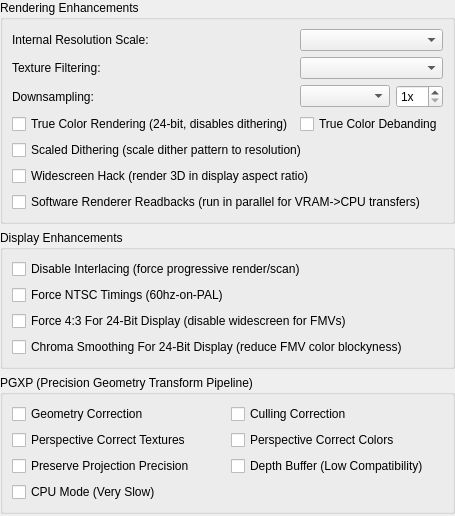
First picture: the form in src/duckstation-qt/enhancementsettingswidget.ui, repository kofxi3584karlayang/duckstation, before the edit.
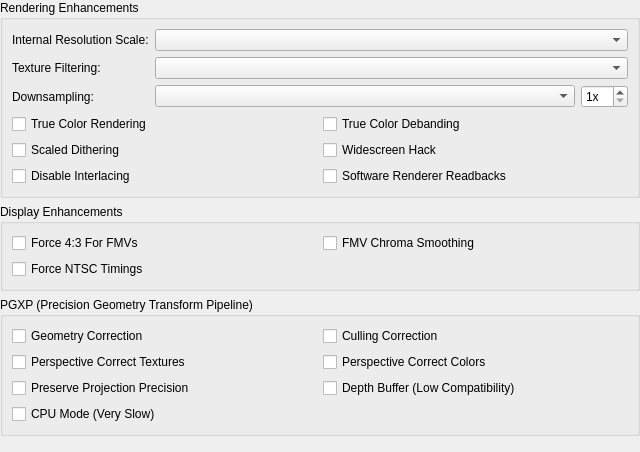
Second picture: the form after the edit.

The edit to the form file:
```diff
--- a/src/duckstation-qt/enhancementsettingswidget.ui
+++ b/src/duckstation-qt/enhancementsettingswidget.ui
@@ -6,8 +6,8 @@
    <rect>
     <x>0</x>
     <y>0</y>
-    <width>448</width>
-    <height>516</height>
+    <width>640</width>
+    <height>452</height>
    </rect>
   </property>
   <layout class="QVBoxLayout" name="verticalLayout_2">
@@ -49,41 +49,6 @@
       <item row="2" column="1">
        <widget class="QComboBox" name="textureFiltering"/>
       </item>
-      <item row="4" column="0">
-       <widget class="QCheckBox" name="trueColor">
-        <property name="text">
-         <string>True Color Rendering (24-bit, disables dithering)</string>
-        </property>
-       </widget>
-      </item>
-      <item row="4" column="1">
-       <widget class="QCheckBox" name="debanding">
-        <property name="text">
-         <string>True Color Debanding</string>
-        </property>
-       </widget>
-      </item>
-      <item row="5" column="0" colspan="2">
-       <widget class="QCheckBox" name="scaledDithering">
-        <property name="text">
-         <string>Scaled Dithering (scale dither pattern to resolution)</string>
-        </property>
-       </widget>
-      </item>
-      <item row="6" column="0" colspan="2">
-       <widget class="QCheckBox" name="widescreenHack">
-        <property name="text">
-         <string>Widescreen Hack (render 3D in display aspect ratio)</string>
-        </property>
-       </widget>
-      </item>
-      <item row="7" column="0" colspan="2">
-       <widget class="QCheckBox" name="useSoftwareRendererForReadbacks">
-        <property name="text">
-         <string>Software Renderer Readbacks (run in parallel for VRAM-&gt;CPU transfers)</string>
-        </property>
-       </widget>
-      </item>
       <item row="3" column="0">
        <widget class="QLabel" name="label">
         <property name="text">
@@ -111,6 +76,52 @@
         </item>
        </layout>
       </item>
+      <item row="4" column="0" colspan="2">
+       <layout class="QGridLayout" name="gridLayout_2">
+        <item row="0" column="0">
+         <widget class="QCheckBox" name="trueColor">
+          <property name="text">
+           <string>True Color Rendering</string>
+          </property>
+         </widget>
+        </item>
+        <item row="0" column="1">
+         <widget class="QCheckBox" name="debanding">
+          <property name="text">
+           <string>True Color Debanding</string>
+          </property>
+         </widget>
+        </item>
+        <item row="1" column="0">
+         <widget class="QCheckBox" name="scaledDithering">
+          <property name="text">
+           <string>Scaled Dithering</string>
+          </property>
+         </widget>
+        </item>
+        <item row="1" column="1">
+         <widget class="QCheckBox" name="widescreenHack">
+          <property name="text">
+           <string>Widescreen Hack</string>
+          </property>
+         </widget>
+        </item>
+        <item row="2" column="1">
+         <widget class="QCheckBox" name="useSoftwareRendererForReadbacks">
+          <property name="text">
+           <string>Software Renderer Readbacks</string>
+          </property>
+         </widget>
+        </item>
+        <item row="2" column="0">
+         <widget class="QCheckBox" name="disableInterlacing">
+          <property name="text">
+           <string>Disable Interlacing</string>
+          </property>
+         </widget>
+        </item>
+       </layout>
+      </item>
      </layout>
     </widget>
    </item>
@@ -119,32 +130,25 @@
      <property name="title">
       <string>Display Enhancements</string>
      </property>
-     <layout class="QFormLayout" name="formLayout_3">
-      <item row="0" column="0" colspan="2">
-       <widget class="QCheckBox" name="disableInterlacing">
-        <property name="text">
-         <string>Disable Interlacing (force progressive render/scan)</string>
-        </property>
-       </widget>
-      </item>
-      <item row="1" column="0" colspan="2">
-       <widget class="QCheckBox" name="forceNTSCTimings">
-        <property name="text">
-         <string>Force NTSC Timings (60hz-on-PAL)</string>
-        </property>
-       </widget>
-      </item>
-      <item row="2" column="0" colspan="2">
+     <layout class="QGridLayout" name="gridLayout_3">
+      <item row="0" column="0">
        <widget class="QCheckBox" name="force43For24Bit">
         <property name="text">
-         <string>Force 4:3 For 24-Bit Display (disable widescreen for FMVs)</string>
+         <string>Force 4:3 For FMVs</string>
         </property>
        </widget>
       </item>
-      <item row="3" column="0" colspan="2">
+      <item row="0" column="1">
        <widget class="QCheckBox" name="chromaSmoothingFor24Bit">
         <property name="text">
-         <string>Chroma Smoothing For 24-Bit Display (reduce FMV color blockyness)</string>
+         <string>FMV Chroma Smoothing</string>
+        </property>
+       </widget>
+      </item>
+      <item row="1" column="0">
+       <widget class="QCheckBox" name="forceNTSCTimings">
+        <property name="text">
+         <string>Force NTSC Timings</string>
         </property>
        </widget>
       </item>
```
